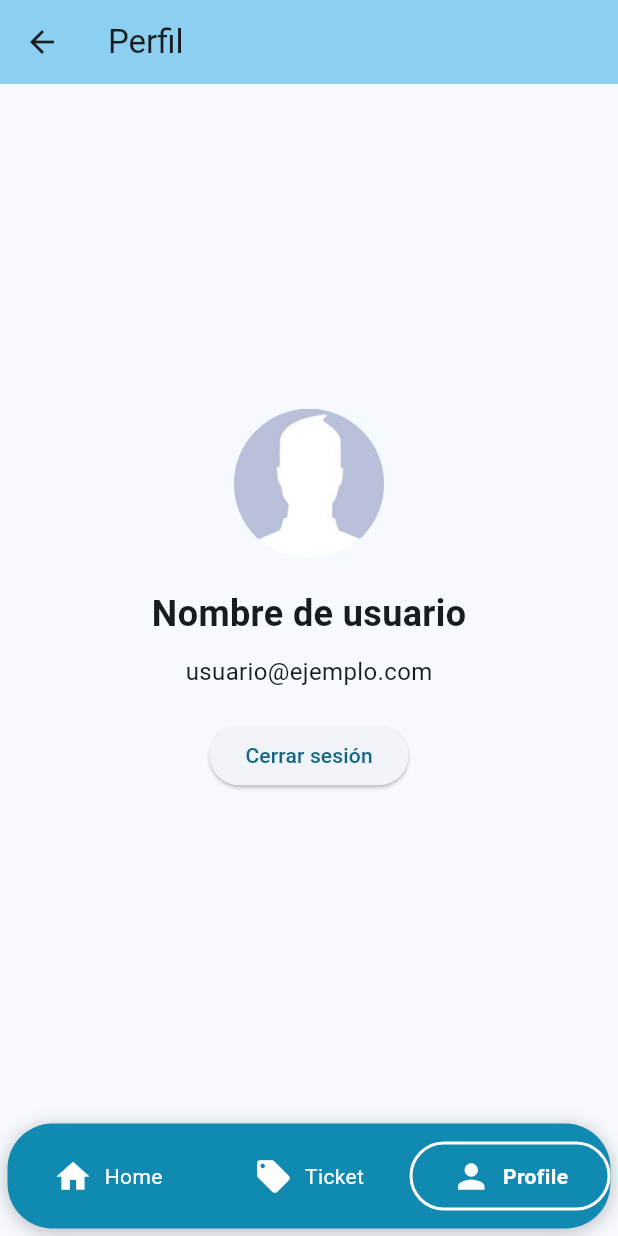
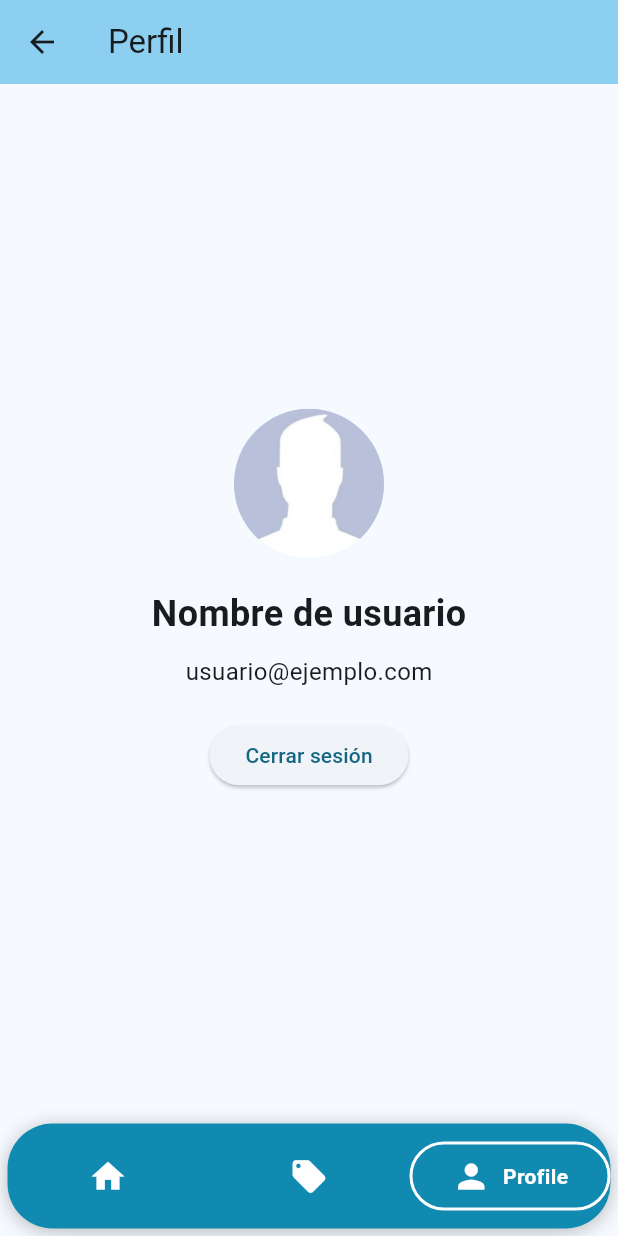
Before and after one commit to mrgomezsv/kidsfun_app, a Flutter app: the MainScreen screen opened by its route, swiped to page 3, on a phone screen of 412 x 824 dp. Run offline on Flutter 3.47's test engine with Material 3 defaults, Android fonts, the phone set to English and light mode, and no system bars; network calls fail.

Commit message:
efect title display none

```diff
--- a/lib/navigation/bottom_navigation_bar.dart
+++ b/lib/navigation/bottom_navigation_bar.dart
@@ -102,13 +102,14 @@ class _MyBottomNavigationBarState extends State<MyBottomNavigationBar>
                         child: AnimatedBuilder(
                           animation: _animation,
                           builder: (context, child) {
+                            bool isSelected = _animation.value.round() == index;
                             return Container(
                               padding: EdgeInsets.symmetric(
                                   vertical: 8.0, horizontal: 16.0),
                               decoration: BoxDecoration(
                                 borderRadius: BorderRadius.circular(30.0),
                                 border: Border.all(
-                                  color: _animation.value == index
+                                  color: isSelected
                                       ? Colors.white
                                       : Colors.transparent,
                                   width: 2,
@@ -126,7 +127,8 @@ class _MyBottomNavigationBarState extends State<MyBottomNavigationBar>
                                     size: 26,
                                     color: Colors.white,
                                   ),
-                                  SizedBox(width: 8),
+                                  if (isSelected) SizedBox(width: 8),
+                                  if (isSelected)
                                     Text(
                                       index == 0
                                           ? 'Home'
@@ -135,9 +137,7 @@ class _MyBottomNavigationBarState extends State<MyBottomNavigationBar>
                                           : 'Profile',
                                       style: TextStyle(
                                         color: Colors.white,
-                                      fontWeight: _animation.value == index
-                                          ? FontWeight.bold
-                                          : FontWeight.normal,
+                                        fontWeight: FontWeight.bold,
                                       ),
                                     ),
                                 ],
```
Lines whose indentation alone changed are shown as unchanged.
